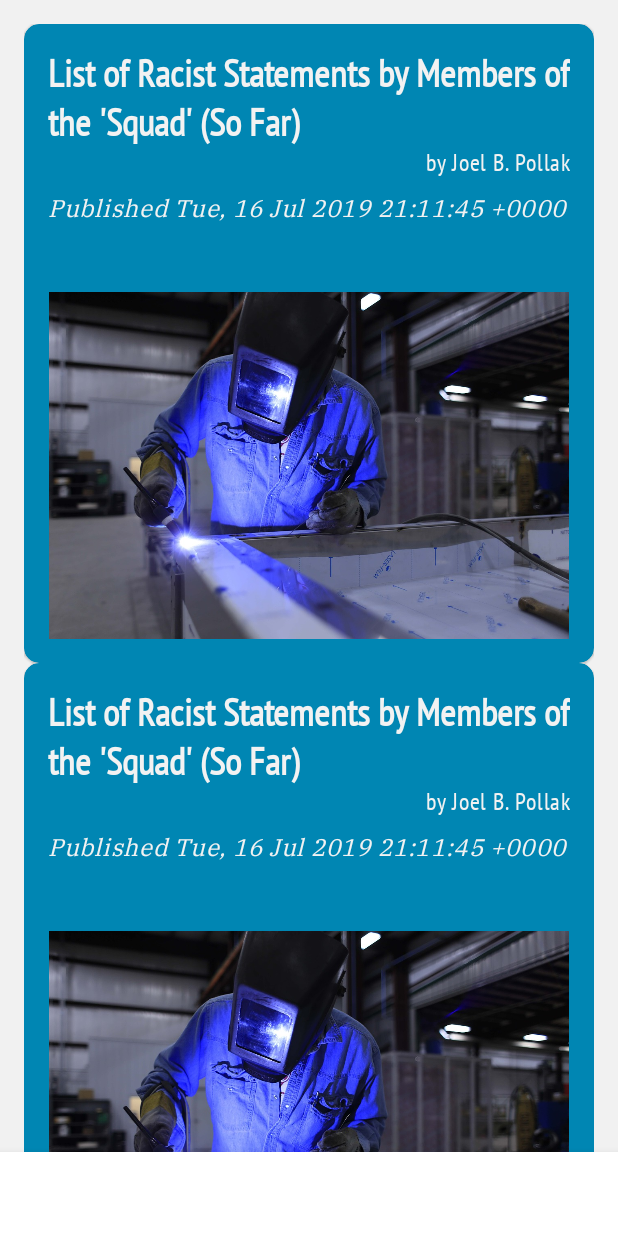
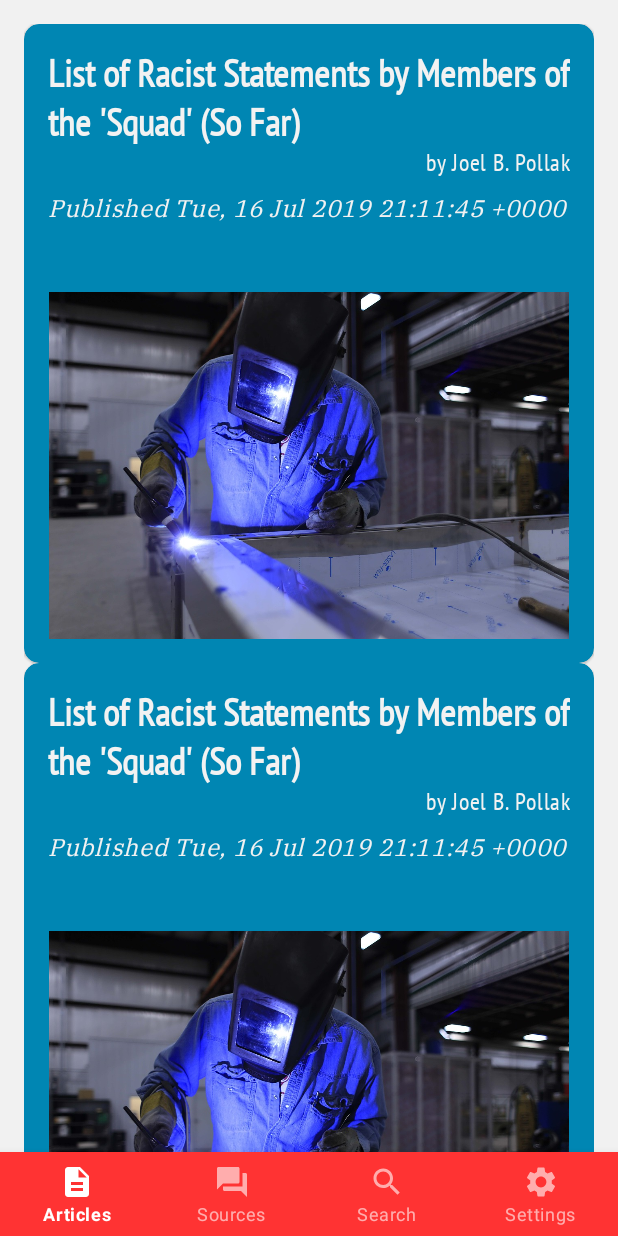
Before and after one commit to CodemeshDG/ConservativeRSS, an Android app: the layout fragment_article_list.xml on its own in the app's theme, with its tools: preview values and no code run, on a phone screen of 412 x 824 dp. Run offline under Robolectric (Android 15) with nearby library versions, the phone set to English and light mode, and no system bars.

Commit message:
Added bottom navigation
-Modified fragment_article_list.xml to update appearance of bottom navigation
-Added bottom_navigation_menu.xml to define menu items
-Modified styles.xml to define bottom navigation style
-Added four icons for use in bottom navigation

```diff
--- /dev/null
+++ b/app/src/main/res/drawable/ic_baseline_description_24.xml
@@ -0,0 +1,10 @@
+<vector xmlns:android="http://schemas.android.com/apk/res/android"
+    android:width="24dp"
+    android:height="24dp"
+    android:viewportWidth="24"
+    android:viewportHeight="24"
+    android:tint="?attr/colorControlNormal">
+  <path
+      android:fillColor="@android:color/white"
+      android:pathData="M14,2L6,2c-1.1,0 -1.99,0.9 -1.99,2L4,20c0,1.1 0.89,2 1.99,2L18,22c1.1,0 2,-0.9 2,-2L20,8l-6,-6zM16,18L8,18v-2h8v2zM16,14L8,14v-2h8v2zM13,9L13,3.5L18.5,9L13,9z"/>
+</vector>
--- /dev/null
+++ b/app/src/main/res/drawable/ic_baseline_forum_24.xml
@@ -0,0 +1,10 @@
+<vector xmlns:android="http://schemas.android.com/apk/res/android"
+    android:width="24dp"
+    android:height="24dp"
+    android:viewportWidth="24"
+    android:viewportHeight="24"
+    android:tint="?attr/colorControlNormal">
+  <path
+      android:fillColor="@android:color/white"
+      android:pathData="M21,6h-2v9L6,15v2c0,0.55 0.45,1 1,1h11l4,4L22,7c0,-0.55 -0.45,-1 -1,-1zM17,12L17,3c0,-0.55 -0.45,-1 -1,-1L3,2c-0.55,0 -1,0.45 -1,1v14l4,-4h10c0.55,0 1,-0.45 1,-1z"/>
+</vector>
--- /dev/null
+++ b/app/src/main/res/drawable/ic_baseline_search_24.xml
@@ -0,0 +1,10 @@
+<vector xmlns:android="http://schemas.android.com/apk/res/android"
+    android:width="24dp"
+    android:height="24dp"
+    android:viewportWidth="24"
+    android:viewportHeight="24"
+    android:tint="?attr/colorControlNormal">
+  <path
+      android:fillColor="@android:color/white"
+      android:pathData="M15.5,14h-0.79l-0.28,-0.27C15.41,12.59 16,11.11 16,9.5 16,5.91 13.09,3 9.5,3S3,5.91 3,9.5 5.91,16 9.5,16c1.61,0 3.09,-0.59 4.23,-1.57l0.27,0.28v0.79l5,4.99L20.49,19l-4.99,-5zM9.5,14C7.01,14 5,11.99 5,9.5S7.01,5 9.5,5 14,7.01 14,9.5 11.99,14 9.5,14z"/>
+</vector>
--- /dev/null
+++ b/app/src/main/res/drawable/ic_baseline_settings_24.xml
@@ -0,0 +1,10 @@
+<vector xmlns:android="http://schemas.android.com/apk/res/android"
+    android:width="24dp"
+    android:height="24dp"
+    android:viewportWidth="24"
+    android:viewportHeight="24"
+    android:tint="?attr/colorControlNormal">
+  <path
+      android:fillColor="@android:color/white"
+      android:pathData="M19.14,12.94c0.04,-0.3 0.06,-0.61 0.06,-0.94c0,-0.32 -0.02,-0.64 -0.07,-0.94l2.03,-1.58c0.18,-0.14 0.23,-0.41 0.12,-0.61l-1.92,-3.32c-0.12,-0.22 -0.37,-0.29 -0.59,-0.22l-2.39,0.96c-0.5,-0.38 -1.03,-0.7 -1.62,-0.94L14.4,2.81c-0.04,-0.24 -0.24,-0.41 -0.48,-0.41h-3.84c-0.24,0 -0.43,0.17 -0.47,0.41L9.25,5.35C8.66,5.59 8.12,5.92 7.63,6.29L5.24,5.33c-0.22,-0.08 -0.47,0 -0.59,0.22L2.74,8.87C2.62,9.08 2.66,9.34 2.86,9.48l2.03,1.58C4.84,11.36 4.8,11.69 4.8,12s0.02,0.64 0.07,0.94l-2.03,1.58c-0.18,0.14 -0.23,0.41 -0.12,0.61l1.92,3.32c0.12,0.22 0.37,0.29 0.59,0.22l2.39,-0.96c0.5,0.38 1.03,0.7 1.62,0.94l0.36,2.54c0.05,0.24 0.24,0.41 0.48,0.41h3.84c0.24,0 0.44,-0.17 0.47,-0.41l0.36,-2.54c0.59,-0.24 1.13,-0.56 1.62,-0.94l2.39,0.96c0.22,0.08 0.47,0 0.59,-0.22l1.92,-3.32c0.12,-0.22 0.07,-0.47 -0.12,-0.61L19.14,12.94zM12,15.6c-1.98,0 -3.6,-1.62 -3.6,-3.6s1.62,-3.6 3.6,-3.6s3.6,1.62 3.6,3.6S13.98,15.6 12,15.6z"/>
+</vector>
--- a/app/src/main/res/layout/fragment_article_list.xml
+++ b/app/src/main/res/layout/fragment_article_list.xml
@@ -31,7 +31,9 @@
                 android:layout_height="wrap_content"
                 app:layout_constraintBottom_toBottomOf="parent"
                 app:layout_constraintEnd_toEndOf="parent"
-                app:layout_constraintStart_toStartOf="parent" />
+                app:layout_constraintStart_toStartOf="parent"
+                app:menu="@menu/bottom_navigation_menu"
+                app:labelVisibilityMode="labeled"/>
 
         </androidx.constraintlayout.widget.ConstraintLayout>
 
--- /dev/null
+++ b/app/src/main/res/menu/bottom_navigation_menu.xml
@@ -0,0 +1,27 @@
+<?xml version="1.0" encoding="utf-8"?>
+<menu xmlns:android="http://schemas.android.com/apk/res/android">
+    <item
+        android:id="@+id/menu_articles"
+        android:enabled="true"
+        android:icon="@drawable/ic_baseline_description_24"
+        android:title="Articles"/>
+
+    <item
+        android:id="@+id/menu_sources"
+        android:enabled="true"
+        android:icon="@drawable/ic_baseline_forum_24"
+        android:title="Sources"/>
+
+    <item
+        android:id="@+id/menu_search"
+        android:enabled="true"
+        android:icon="@drawable/ic_baseline_search_24"
+        android:title="Search"/>
+
+    <item
+        android:id="@+id/menu_settings"
+        android:enabled="true"
+        android:icon="@drawable/ic_baseline_settings_24"
+        android:title="Settings"/>
+
+</menu>
--- a/app/src/main/res/values/styles.xml
+++ b/app/src/main/res/values/styles.xml
@@ -5,6 +5,7 @@
         <item name="colorPrimary">@color/colorPrimary</item>
         <item name="colorPrimaryDark">@color/colorPrimaryDark</item>
         <item name="colorAccent">@color/colorSecondary</item>
+        <item name="bottomNavigationStyle">@style/Widget.MaterialComponents.BottomNavigationView.PrimarySurface</item>
     </style>
 
     <style name="TextAppearance.MdcTypographyStyles.Headline1" parent="TextAppearance.MaterialComponents.Headline1">
```
